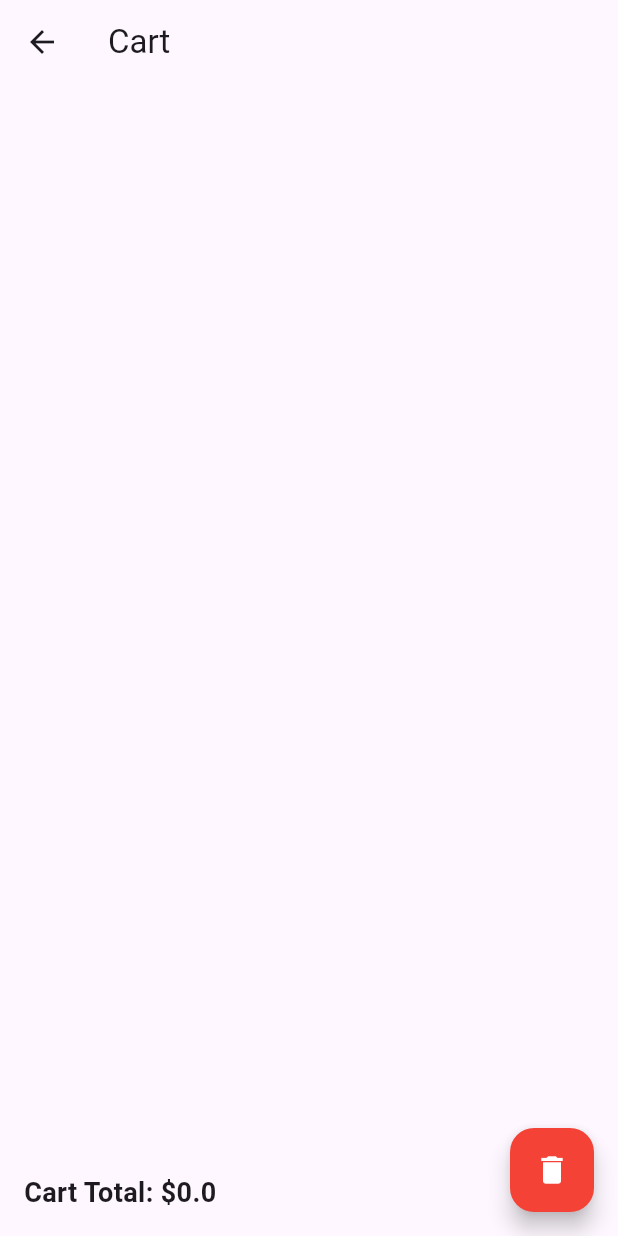
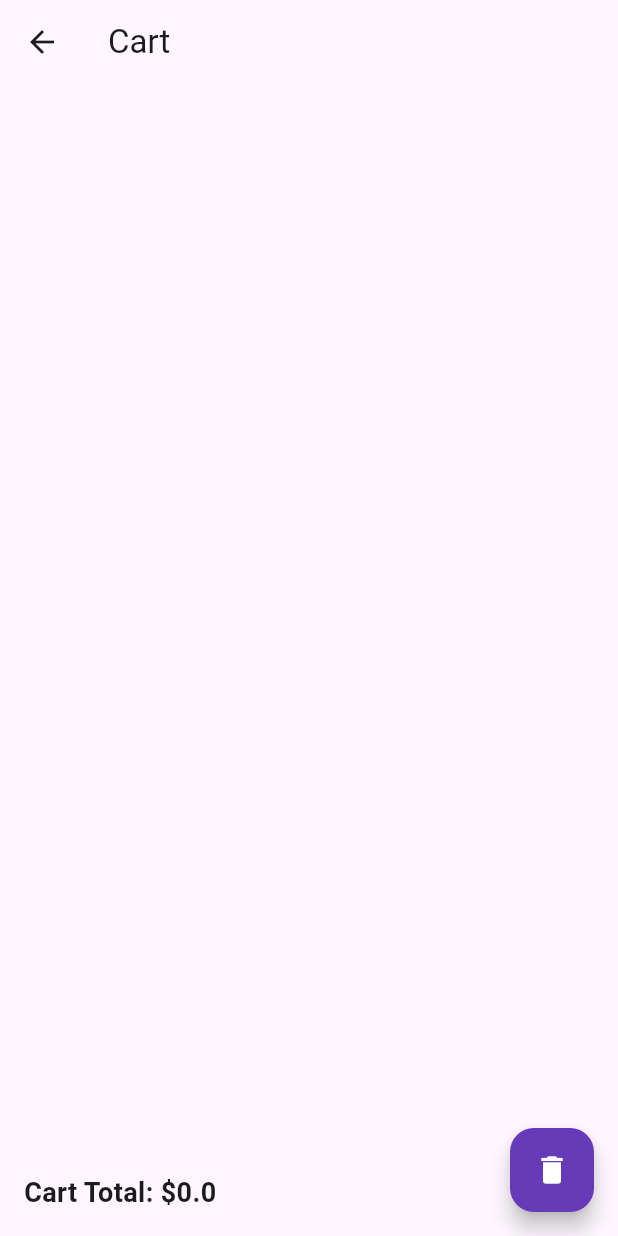
Before and after one commit to Justin-Bolivar/flutter_pet_shop, a Flutter app: the CartPage screen opened by its route, on a phone screen of 412 x 824 dp. Run offline on Flutter 3.47's test engine with Material 3 defaults, Android fonts, the phone set to English and light mode, and no system bars.

Commit message:
Final Commit

```diff
--- a/lib/screens/cart.dart
+++ b/lib/screens/cart.dart
@@ -119,7 +119,7 @@ class CartPage extends StatelessWidget {
       onPressed: () {
         Provider.of<CartProvider>(context, listen: false).removeAll();
       },
-      backgroundColor: Colors.red,
+      backgroundColor: Colors.deepPurple,
       child: const Icon(Icons.delete, color: Colors.white),
     );
   }
--- a/lib/screens/details_screen.dart
+++ b/lib/screens/details_screen.dart
@@ -87,8 +87,7 @@ class DetailsPage extends StatelessWidget {
                   ScaffoldMessenger.of(context).showSnackBar(
                     SnackBar(
                       content: Text('${pets.name} added to cart'),
-                      duration:
-                          Duration(seconds: 2), // Adjust the duration as needed
+                      duration: Duration(seconds: 2),
                     ),
                   );
                 },
--- a/lib/screens/home_screen.dart
+++ b/lib/screens/home_screen.dart
@@ -4,7 +4,7 @@ import 'package:flutter_pet_shop/providers/cart_provider.dart';
 import 'package:provider/provider.dart';
 
 class ProductsPage extends StatefulWidget {
-  const ProductsPage({Key? key}) : super(key: key);
+  const ProductsPage({super.key});
 
   @override
   _ProductsPageState createState() => _ProductsPageState();
```
